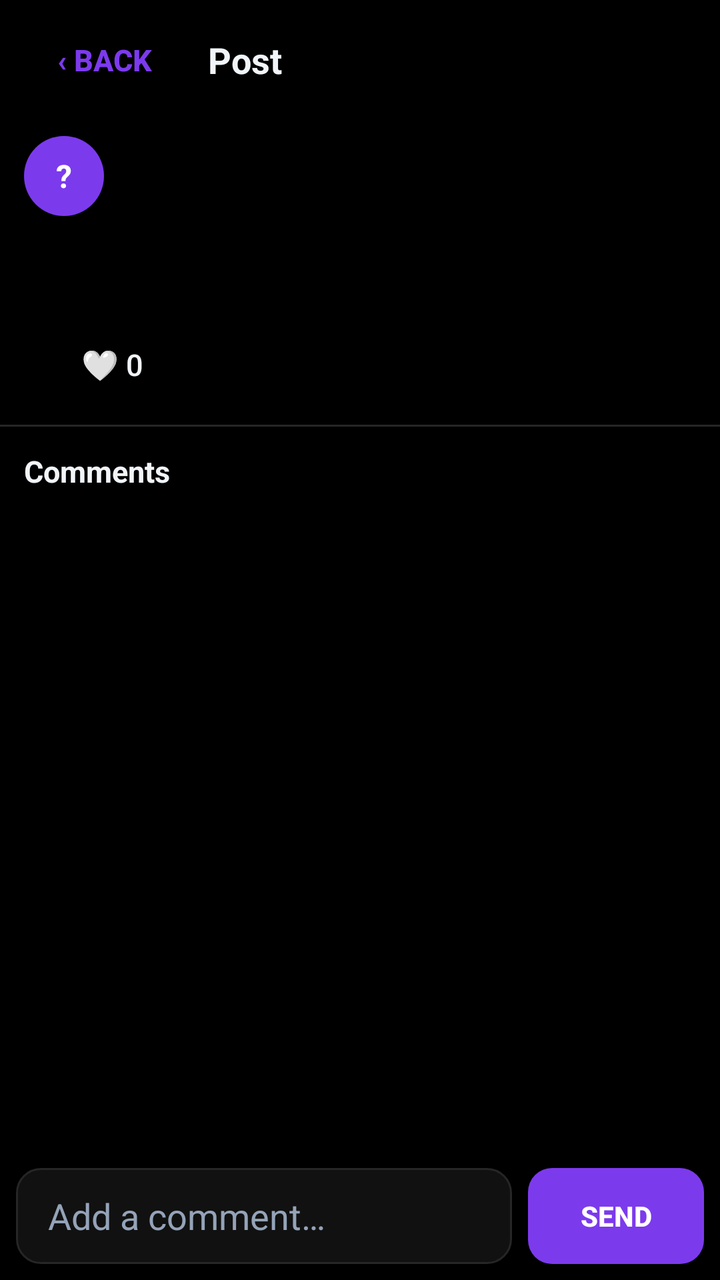
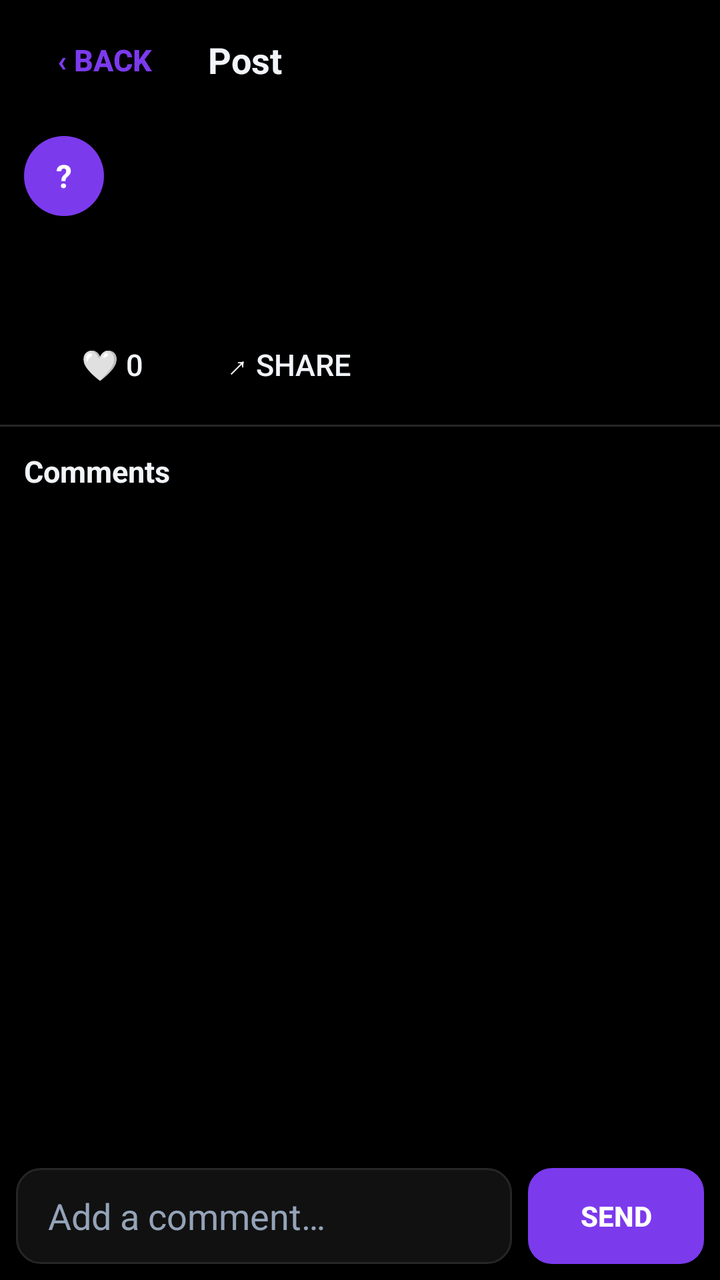

Screens rendered from an Android XML layout before and after an edit, with the pre-edit source and the edit as a unified diff.
<!-- AndroidManifest.xml: application theme Theme.PicStory -->
<!-- res/layout/activity_post_detail.xml -->
<?xml version="1.0" encoding="utf-8"?>
<LinearLayout xmlns:android="http://schemas.android.com/apk/res/android"
    android:layout_width="match_parent"
    android:layout_height="match_parent"
    android:background="@color/background"
    android:orientation="vertical">

    <LinearLayout
        android:layout_width="match_parent"
        android:layout_height="wrap_content"
        android:gravity="center_vertical"
        android:orientation="horizontal"
        android:padding="8dp">

        <Button
            android:id="@+id/btnBack"
            android:layout_width="wrap_content"
            android:layout_height="44dp"
            android:background="@android:color/transparent"
            android:text="@string/back"
            android:textColor="@color/colorPrimary"
            android:textSize="15sp"
            android:textStyle="bold" />

        <TextView
            android:layout_width="wrap_content"
            android:layout_height="wrap_content"
            android:layout_marginStart="8dp"
            android:text="@string/post"
            android:textColor="@color/textPrimary"
            android:textSize="18sp"
            android:textStyle="bold" />

        <View
            android:layout_width="0dp"
            android:layout_height="1dp"
            android:layout_weight="1" />

        <Button
            android:id="@+id/btnDelete"
            android:layout_width="wrap_content"
            android:layout_height="44dp"
            android:background="@android:color/transparent"
            android:text="@string/delete"
            android:textColor="@color/danger"
            android:textSize="15sp"
            android:textStyle="bold"
            android:visibility="gone" />
    </LinearLayout>

    <ScrollView
        android:layout_width="match_parent"
        android:layout_height="0dp"
        android:layout_weight="1">

        <LinearLayout
            android:layout_width="match_parent"
            android:layout_height="wrap_content"
            android:orientation="vertical">

            <LinearLayout
                android:layout_width="match_parent"
                android:layout_height="wrap_content"
                android:gravity="center_vertical"
                android:orientation="horizontal"
                android:paddingStart="12dp"
                android:paddingEnd="12dp"
                android:paddingTop="8dp"
                android:paddingBottom="8dp">

                <TextView
                    android:id="@+id/tvAvatar"
                    android:layout_width="40dp"
                    android:layout_height="40dp"
                    android:background="@drawable/avatar_circle"
                    android:gravity="center"
                    android:text="?"
                    android:textColor="@color/white"
                    android:textSize="16sp"
                    android:textStyle="bold" />

                <ImageView
                    android:id="@+id/ivAvatar"
                    android:layout_width="40dp"
                    android:layout_height="40dp"
                    android:contentDescription="Profile photo"
                    android:visibility="gone" />

                <LinearLayout
                    android:layout_width="wrap_content"
                    android:layout_height="wrap_content"
                    android:layout_marginStart="10dp"
                    android:orientation="vertical">

                    <TextView
                        android:id="@+id/tvName"
                        android:layout_width="wrap_content"
                        android:layout_height="wrap_content"
                        android:text=""
                        android:textColor="@color/textPrimary"
                        android:textSize="15sp"
                        android:textStyle="bold" />

                    <TextView
                        android:id="@+id/tvTime"
                        android:layout_width="wrap_content"
                        android:layout_height="wrap_content"
                        android:text=""
                        android:textColor="@color/textSecondary"
                        android:textSize="12sp" />
                </LinearLayout>
            </LinearLayout>

            <ImageView
                android:id="@+id/ivImage"
                android:layout_width="match_parent"
                android:layout_height="wrap_content"
                android:adjustViewBounds="true"
                android:scaleType="fitCenter" />

            <TextView
                android:id="@+id/tvCaption"
                android:layout_width="match_parent"
                android:layout_height="wrap_content"
                android:padding="12dp"
                android:text=""
                android:textColor="@color/textPrimary"
                android:textSize="15sp" />

            <LinearLayout
                android:layout_width="match_parent"
                android:layout_height="wrap_content"
                android:orientation="horizontal"
                android:paddingStart="12dp"
                android:paddingEnd="12dp">

                <Button
                    android:id="@+id/btnLike"
                    android:layout_width="wrap_content"
                    android:layout_height="44dp"
                    android:background="@android:color/transparent"
                    android:text="🤍 0"
                    android:textColor="@color/textPrimary"
                    android:textSize="15sp" />

                <TextView
                    android:id="@+id/tvCommentCount"
                    android:layout_width="wrap_content"
                    android:layout_height="wrap_content"
                    android:layout_gravity="center_vertical"
                    android:layout_marginStart="16dp"
                    android:text=""
                    android:textColor="@color/textSecondary"
                    android:textSize="14sp" />
            </LinearLayout>

            <View
                android:layout_width="match_parent"
                android:layout_height="1dp"
                android:layout_marginTop="8dp"
                android:background="@color/divider" />

            <TextView
                android:layout_width="wrap_content"
                android:layout_height="wrap_content"
                android:paddingStart="12dp"
                android:paddingTop="12dp"
                android:text="@string/comments"
                android:textColor="@color/textPrimary"
                android:textSize="15sp"
                android:textStyle="bold" />

            <ListView
                android:id="@+id/lvComments"
                android:layout_width="match_parent"
                android:layout_height="wrap_content"
                android:divider="@color/divider"
                android:dividerHeight="1dp"
                android:scrollbars="none" />

            <TextView
                android:id="@+id/tvEmptyComments"
                android:layout_width="match_parent"
                android:layout_height="wrap_content"
                android:gravity="center"
                android:padding="24dp"
                android:text="@string/no_comments"
                android:textColor="@color/textSecondary"
                android:textSize="14sp"
                android:visibility="gone" />
        </LinearLayout>
    </ScrollView>

    <LinearLayout
        android:layout_width="match_parent"
        android:layout_height="wrap_content"
        android:gravity="center_vertical"
        android:orientation="horizontal"
        android:padding="8dp">

        <EditText
            android:id="@+id/etComment"
            android:layout_width="0dp"
            android:layout_height="48dp"
            android:layout_weight="1"
            android:background="@drawable/edit_bg"
            android:hint="@string/add_comment"
            android:inputType="text"
            android:paddingStart="16dp"
            android:paddingEnd="16dp"
            android:textColor="@color/textPrimary"
            android:textColorHint="@color/textSecondary" />

        <Button
            android:id="@+id/btnSendComment"
            android:layout_width="wrap_content"
            android:layout_height="48dp"
            android:layout_marginStart="8dp"
            android:background="@drawable/btn_primary"
            android:text="@string/send"
            android:textColor="@color/white"
            android:textStyle="bold" />
    </LinearLayout>
</LinearLayout>
<!-- resources referenced by this layout -->
<resources>
  <color name="background">#000000</color>
  <color name="colorPrimary">#7C3AED</color>
  <color name="danger">#F87171</color>
  <color name="divider">#262626</color>
  <color name="textPrimary">#F1F5F9</color>
  <color name="textSecondary">#94A3B8</color>
  <color name="white">#FFFFFF</color>
  <!-- drawable avatar_circle (drawable) -->
  <?xml version="1.0" encoding="utf-8"?>
  <shape xmlns:android="http://schemas.android.com/apk/res/android"
      android:shape="oval">
      <solid android:color="@color/colorPrimary" />
  </shape>
  <!-- drawable btn_primary (drawable) -->
  <?xml version="1.0" encoding="utf-8"?>
  <shape xmlns:android="http://schemas.android.com/apk/res/android"
      android:shape="rectangle">
      <solid android:color="@color/colorPrimary" />
      <corners android:radius="12dp" />
  </shape>
  <!-- drawable edit_bg (drawable) -->
  <?xml version="1.0" encoding="utf-8"?>
  <shape xmlns:android="http://schemas.android.com/apk/res/android"
      android:shape="rectangle">
      <solid android:color="@color/card" />
      <stroke android:width="1dp" android:color="@color/divider" />
      <corners android:radius="12dp" />
  </shape>
  <string name="add_comment">Add a comment…</string>
  <string name="back">‹ Back</string>
  <string name="comments">Comments</string>
  <string name="delete">Delete</string>
  <string name="no_comments">No comments yet — be the first!</string>
  <string name="post">Post</string>
  <string name="send">Send</string>
  <style name="Theme.PicStory" parent="android:Theme.Material.NoActionBar">
          <item name="android:windowBackground">@color/background</item>
          <item name="android:colorPrimary">@color/colorPrimary</item>
          <item name="android:colorPrimaryDark">@color/colorPrimaryDark</item>
          <item name="android:colorAccent">@color/colorAccent</item>
          <item name="android:textColorPrimary">@color/textPrimary</item>
          <item name="android:textColorSecondary">@color/textSecondary</item>
          <item name="android:windowLightStatusBar">false</item>
      </style>
  <color name="card">#111111</color>
  <color name="colorPrimaryDark">#5B21B6</color>
  <color name="colorAccent">#FBBF24</color>
</resources>

<!-- the commit's change to res/layout/activity_post_detail.xml (unified diff, before → after) -->
@@ -111,12 +111,36 @@
                 </LinearLayout>
             </LinearLayout>
 
-            <ImageView
-                android:id="@+id/ivImage"
-                android:layout_width="match_parent"
-                android:layout_height="wrap_content"
-                android:adjustViewBounds="true"
-                android:scaleType="fitCenter" />
+            
+            <FrameLayout
+                android:layout_width="match_parent"
+                android:layout_height="wrap_content">
+
+                <ImageView
+                    android:id="@+id/ivImage"
+                    android:layout_width="match_parent"
+                    android:layout_height="wrap_content"
+                    android:adjustViewBounds="true"
+                    android:scaleType="fitCenter" />
+
+                <VideoView
+                    android:id="@+id/vvVideo"
+                    android:layout_width="match_parent"
+                    android:layout_height="300dp"
+                    android:visibility="gone" />
+
+                <TextView
+                    android:id="@+id/tvPlayIcon"
+                    android:layout_width="56dp"
+                    android:layout_height="56dp"
+                    android:layout_gravity="center"
+                    android:background="@drawable/avatar_circle"
+                    android:gravity="center"
+                    android:text="▶"
+                    android:textColor="@color/white"
+                    android:textSize="22sp"
+                    android:visibility="gone" />
+            </FrameLayout>
 
             <TextView
                 android:id="@+id/tvCaption"
@@ -140,6 +164,16 @@
                     android:layout_height="44dp"
                     android:background="@android:color/transparent"
                     android:text="🤍 0"
+                    android:textColor="@color/textPrimary"
+                    android:textSize="15sp" />
+
+                <Button
+                    android:id="@+id/btnShare"
+                    android:layout_width="wrap_content"
+                    android:layout_height="44dp"
+                    android:background="@android:color/transparent"
+                    android:contentDescription="Share this post"
+                    android:text="↗ Share"
                     android:textColor="@color/textPrimary"
                     android:textSize="15sp" />
 
